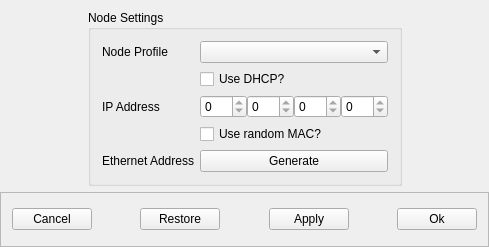
altf4/Nova, file NovaGUI/UI/nodePopup.ui: the form before one commit.
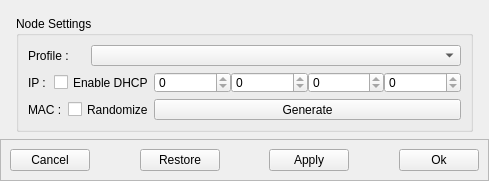
The form after the commit.

Patch:
```diff
--- a/NovaGUI/UI/nodePopup.ui
+++ b/NovaGUI/UI/nodePopup.ui
@@ -10,7 +10,7 @@
     <x>0</x>
     <y>0</y>
     <width>489</width>
-    <height>247</height>
+    <height>181</height>
    </rect>
   </property>
   <property name="windowTitle">
@@ -21,163 +21,7 @@
     <property name="margin">
      <number>0</number>
     </property>
-    <item row="1" column="1">
-     <widget class="QGroupBox" name="nodeGroupBox">
-      <property name="title">
-       <string>Node Settings</string>
-      </property>
-      <layout class="QFormLayout" name="nodeFormBox">
-       <property name="fieldGrowthPolicy">
-        <enum>QFormLayout::AllNonFixedFieldsGrow</enum>
-       </property>
-       <item row="1" column="1">
-        <widget class="QCheckBox" name="isDHCP">
-         <property name="text">
-          <string>Use DHCP?</string>
-         </property>
-        </widget>
-       </item>
-       <item row="2" column="0">
-        <widget class="QLabel" name="ipLabel">
-         <property name="toolTip">
-          <string>This is the IP Address the node will attempt to use when using static IP addressing.</string>
-         </property>
-         <property name="text">
-          <string>IP Address</string>
-         </property>
-        </widget>
-       </item>
-       <item row="2" column="1">
-        <layout class="QHBoxLayout" name="ipHBox">
-         <property name="spacing">
-          <number>0</number>
-         </property>
-         <item>
-          <widget class="QSpinBox" name="ipSpinBox0">
-           <property name="wrapping">
-            <bool>true</bool>
-           </property>
-           <property name="readOnly">
-            <bool>true</bool>
-           </property>
-           <property name="accelerated">
-            <bool>true</bool>
-           </property>
-           <property name="correctionMode">
-            <enum>QAbstractSpinBox::CorrectToNearestValue</enum>
-           </property>
-           <property name="maximum">
-            <number>255</number>
-           </property>
-          </widget>
-         </item>
-         <item>
-          <widget class="QSpinBox" name="ipSpinBox1">
-           <property name="wrapping">
-            <bool>true</bool>
-           </property>
-           <property name="readOnly">
-            <bool>true</bool>
-           </property>
-           <property name="accelerated">
-            <bool>true</bool>
-           </property>
-           <property name="correctionMode">
-            <enum>QAbstractSpinBox::CorrectToNearestValue</enum>
-           </property>
-           <property name="maximum">
-            <number>255</number>
-           </property>
-          </widget>
-         </item>
-         <item>
-          <widget class="QSpinBox" name="ipSpinBox2">
-           <property name="wrapping">
-            <bool>true</bool>
-           </property>
-           <property name="readOnly">
-            <bool>true</bool>
-           </property>
-           <property name="accelerated">
-            <bool>true</bool>
-           </property>
-           <property name="correctionMode">
-            <enum>QAbstractSpinBox::CorrectToNearestValue</enum>
-           </property>
-           <property name="maximum">
-            <number>255</number>
-           </property>
-          </widget>
-         </item>
-         <item>
-          <widget class="QSpinBox" name="ipSpinBox3">
-           <property name="wrapping">
-            <bool>true</bool>
-           </property>
-           <property name="readOnly">
-            <bool>true</bool>
-           </property>
-           <property name="accelerated">
-            <bool>true</bool>
-           </property>
-           <property name="correctionMode">
-            <enum>QAbstractSpinBox::CorrectToNearestValue</enum>
-           </property>
-           <property name="maximum">
-            <number>255</number>
-           </property>
-          </widget>
-         </item>
-        </layout>
-       </item>
-       <item row="4" column="1">
-        <widget class="QCheckBox" name="isRandomMAC">
-         <property name="text">
-          <string>Use random MAC?</string>
-         </property>
-        </widget>
-       </item>
-       <item row="5" column="0">
-        <widget class="QLabel" name="macLabel">
-         <property name="toolTip">
-          <string>This is the MAC address the node will use when replying to arp requests or attempting to get a DHCP lease on an IP Address.</string>
-         </property>
-         <property name="text">
-          <string>Ethernet Address</string>
-         </property>
-        </widget>
-       </item>
-       <item row="5" column="1">
-        <layout class="QHBoxLayout" name="ethernetHBox">
-         <property name="spacing">
-          <number>0</number>
-         </property>
-         <item>
-          <widget class="QPushButton" name="generateButton">
-           <property name="toolTip">
-            <string>Generates a MAC address currently unused by the Haystack using the Ethernet Vendor to determine the prefix.</string>
-           </property>
-           <property name="text">
-            <string>Generate</string>
-           </property>
-          </widget>
-         </item>
-        </layout>
-       </item>
-       <item row="0" column="1">
-        <widget class="QComboBox" name="nodeProfileComboBox"/>
-       </item>
-       <item row="0" column="0">
-        <widget class="QLabel" name="label">
-         <property name="text">
-          <string>Node Profile</string>
-         </property>
-        </widget>
-       </item>
-      </layout>
-     </widget>
-    </item>
-    <item row="2" column="0" colspan="3">
+    <item row="3" column="0" colspan="3">
      <widget class="QFrame" name="bBox">
       <property name="sizePolicy">
        <sizepolicy hsizetype="Preferred" vsizetype="Minimum">
@@ -262,7 +106,7 @@
       </layout>
      </widget>
     </item>
-    <item row="1" column="0">
+    <item row="0" column="0" rowspan="3">
      <spacer name="groupLHSpacer">
       <property name="orientation">
        <enum>Qt::Horizontal</enum>
@@ -294,7 +138,7 @@
       </property>
      </spacer>
     </item>
-    <item row="1" column="2">
+    <item row="0" column="2" rowspan="3">
      <spacer name="groupRHSpacer">
       <property name="orientation">
        <enum>Qt::Horizontal</enum>
@@ -310,10 +154,359 @@
       </property>
      </spacer>
     </item>
+    <item row="2" column="1">
+     <spacer name="nodeVSpacer">
+      <property name="orientation">
+       <enum>Qt::Vertical</enum>
+      </property>
+      <property name="sizeHint" stdset="0">
+       <size>
+        <width>20</width>
+        <height>0</height>
+       </size>
+      </property>
+     </spacer>
+    </item>
+    <item row="1" column="1">
+     <widget class="QGroupBox" name="nodeGroupBox">
+      <property name="sizePolicy">
+       <sizepolicy hsizetype="MinimumExpanding" vsizetype="MinimumExpanding">
+        <horstretch>0</horstretch>
+        <verstretch>0</verstretch>
+       </sizepolicy>
+      </property>
+      <property name="title">
+       <string>Node Settings</string>
+      </property>
+      <layout class="QGridLayout" name="nodeGridLayout">
+       <property name="horizontalSpacing">
+        <number>0</number>
+       </property>
+       <item row="0" column="0">
+        <widget class="QLabel" name="profileLabel">
+         <property name="minimumSize">
+          <size>
+           <width>0</width>
+           <height>21</height>
+          </size>
+         </property>
+         <property name="maximumSize">
+          <size>
+           <width>16777215</width>
+           <height>21</height>
+          </size>
+         </property>
+         <property name="text">
+          <string>Profile :   </string>
+         </property>
+        </widget>
+       </item>
+       <item row="0" column="1" colspan="4">
+        <widget class="QComboBox" name="nodeProfileComboBox">
+         <property name="sizePolicy">
+          <sizepolicy hsizetype="MinimumExpanding" vsizetype="Fixed">
+           <horstretch>0</horstretch>
+           <verstretch>0</verstretch>
+          </sizepolicy>
+         </property>
+         <property name="minimumSize">
+          <size>
+           <width>0</width>
+           <height>21</height>
+          </size>
+         </property>
+         <property name="maximumSize">
+          <size>
+           <width>16777215</width>
+           <height>21</height>
+          </size>
+         </property>
+         <property name="insertPolicy">
+          <enum>QComboBox::InsertAlphabetically</enum>
+         </property>
+        </widget>
+       </item>
+       <item row="1" column="0" colspan="2">
+        <layout class="QHBoxLayout" name="ipHLayout">
+         <property name="spacing">
+          <number>0</number>
+         </property>
+         <item>
+          <widget class="QLabel" name="ipLabel">
+           <property name="minimumSize">
+            <size>
+             <width>0</width>
+             <height>21</height>
+            </size>
+           </property>
+           <property name="maximumSize">
+            <size>
+             <width>16777215</width>
+             <height>21</height>
+            </size>
+           </property>
+           <property name="toolTip">
+            <string>This is the IP Address the node will attempt to use when using static IP addressing.</string>
+           </property>
+           <property name="text">
+            <string>IP : </string>
+           </property>
+          </widget>
+         </item>
+         <item>
+          <widget class="QCheckBox" name="isDHCP">
+           <property name="minimumSize">
+            <size>
+             <width>0</width>
+             <height>21</height>
+            </size>
+           </property>
+           <property name="maximumSize">
+            <size>
+             <width>16777215</width>
+             <height>21</height>
+            </size>
+           </property>
+           <property name="text">
+            <string>Enable DHCP</string>
+           </property>
+          </widget>
+         </item>
+        </layout>
+       </item>
+       <item row="1" column="3" colspan="2">
+        <layout class="QHBoxLayout" name="ipHBox">
+         <property name="spacing">
+          <number>0</number>
+         </property>
+         <item>
+          <widget class="QSpinBox" name="ipSpinBox0">
+           <property name="sizePolicy">
+            <sizepolicy hsizetype="Minimum" vsizetype="Fixed">
+             <horstretch>0</horstretch>
+             <verstretch>0</verstretch>
+            </sizepolicy>
+           </property>
+           <property name="minimumSize">
+            <size>
+             <width>0</width>
+             <height>21</height>
+            </size>
+           </property>
+           <property name="maximumSize">
+            <size>
+             <width>16777215</width>
+             <height>21</height>
+            </size>
+           </property>
+           <property name="wrapping">
+            <bool>true</bool>
+           </property>
+           <property name="readOnly">
+            <bool>true</bool>
+           </property>
+           <property name="accelerated">
+            <bool>true</bool>
+           </property>
+           <property name="correctionMode">
+            <enum>QAbstractSpinBox::CorrectToNearestValue</enum>
+           </property>
+           <property name="maximum">
+            <number>255</number>
+           </property>
+          </widget>
+         </item>
+         <item>
+          <widget class="QSpinBox" name="ipSpinBox1">
+           <property name="sizePolicy">
+            <sizepolicy hsizetype="Minimum" vsizetype="Fixed">
+             <horstretch>0</horstretch>
+             <verstretch>0</verstretch>
+            </sizepolicy>
+           </property>
+           <property name="minimumSize">
+            <size>
+             <width>0</width>
+             <height>21</height>
+            </size>
+           </property>
+           <property name="maximumSize">
+            <size>
+             <width>16777215</width>
+             <height>21</height>
+            </size>
+           </property>
+           <property name="wrapping">
+            <bool>true</bool>
+           </property>
+           <property name="readOnly">
+            <bool>true</bool>
+           </property>
+           <property name="accelerated">
+            <bool>true</bool>
+           </property>
+           <property name="correctionMode">
+            <enum>QAbstractSpinBox::CorrectToNearestValue</enum>
+           </property>
+           <property name="maximum">
+            <number>255</number>
+           </property>
+          </widget>
+         </item>
+         <item>
+          <widget class="QSpinBox" name="ipSpinBox2">
+           <property name="minimumSize">
+            <size>
+             <width>0</width>
+             <height>21</height>
+            </size>
+           </property>
+           <property name="maximumSize">
+            <size>
+             <width>16777215</width>
+             <height>21</height>
+            </size>
+           </property>
+           <property name="wrapping">
+            <bool>true</bool>
+           </property>
+           <property name="readOnly">
+            <bool>true</bool>
+           </property>
+           <property name="accelerated">
+            <bool>true</bool>
+           </property>
+           <property name="correctionMode">
+            <enum>QAbstractSpinBox::CorrectToNearestValue</enum>
+           </property>
+           <property name="maximum">
+            <number>255</number>
+           </property>
+          </widget>
+         </item>
+         <item>
+          <widget class="QSpinBox" name="ipSpinBox3">
+           <property name="minimumSize">
+            <size>
+             <width>0</width>
+             <height>21</height>
+            </size>
+           </property>
+           <property name="maximumSize">
+            <size>
+             <width>16777215</width>
+             <height>21</height>
+            </size>
+           </property>
+           <property name="wrapping">
+            <bool>true</bool>
+           </property>
+           <property name="readOnly">
+            <bool>true</bool>
+           </property>
+           <property name="accelerated">
+            <bool>true</bool>
+           </property>
+           <property name="correctionMode">
+            <enum>QAbstractSpinBox::CorrectToNearestValue</enum>
+           </property>
+           <property name="maximum">
+            <number>255</number>
+           </property>
+          </widget>
+         </item>
+        </layout>
+       </item>
+       <item row="2" column="0" colspan="2">
+        <layout class="QHBoxLayout" name="MACHLayout">
+         <property name="spacing">
+          <number>0</number>
+         </property>
+         <item>
+          <widget class="QLabel" name="macLabel">
+           <property name="minimumSize">
+            <size>
+             <width>0</width>
+             <height>21</height>
+            </size>
+           </property>
+           <property name="maximumSize">
+            <size>
+             <width>16777215</width>
+             <height>21</height>
+            </size>
+           </property>
+           <property name="toolTip">
+            <string>This is the MAC address the node will use when replying to arp requests or attempting to get a DHCP lease on an IP Address.</string>
+           </property>
+           <property name="text">
+            <string>MAC :  </string>
+           </property>
+          </widget>
+         </item>
+         <item>
+          <widget class="QCheckBox" name="isRandomMAC">
+           <property name="minimumSize">
+            <size>
+             <width>0</width>
+             <height>21</height>
+            </size>
+           </property>
+           <property name="maximumSize">
+            <size>
+             <width>16777215</width>
+             <height>21</height>
+            </size>
+           </property>
+           <property name="text">
+            <string>Randomize</string>
+           </property>
+          </widget>
+         </item>
+        </layout>
+       </item>
+       <item row="2" column="3">
+        <layout class="QHBoxLayout" name="ethernetHBox">
+         <property name="spacing">
+          <number>0</number>
+         </property>
+        </layout>
+       </item>
+       <item row="2" column="4">
+        <widget class="QPushButton" name="generateButton">
+         <property name="sizePolicy">
+          <sizepolicy hsizetype="MinimumExpanding" vsizetype="Fixed">
+           <horstretch>0</horstretch>
+           <verstretch>0</verstretch>
+          </sizepolicy>
+         </property>
+         <property name="minimumSize">
+          <size>
+           <width>0</width>
+           <height>21</height>
+          </size>
+         </property>
+         <property name="maximumSize">
+          <size>
+           <width>16777215</width>
+           <height>21</height>
+          </size>
+         </property>
+         <property name="toolTip">
+          <string>Generates a MAC address currently unused by the Haystack using the Ethernet Vendor to determine the prefix.</string>
+         </property>
+         <property name="text">
+          <string>Generate</string>
+         </property>
+        </widget>
+       </item>
+      </layout>
+     </widget>
+    </item>
    </layout>
   </widget>
  </widget>
- <layoutdefault spacing="6" margin="11"/>
+ <layoutdefault spacing="6" margin="9"/>
  <resources/>
  <connections/>
 </ui>
```
